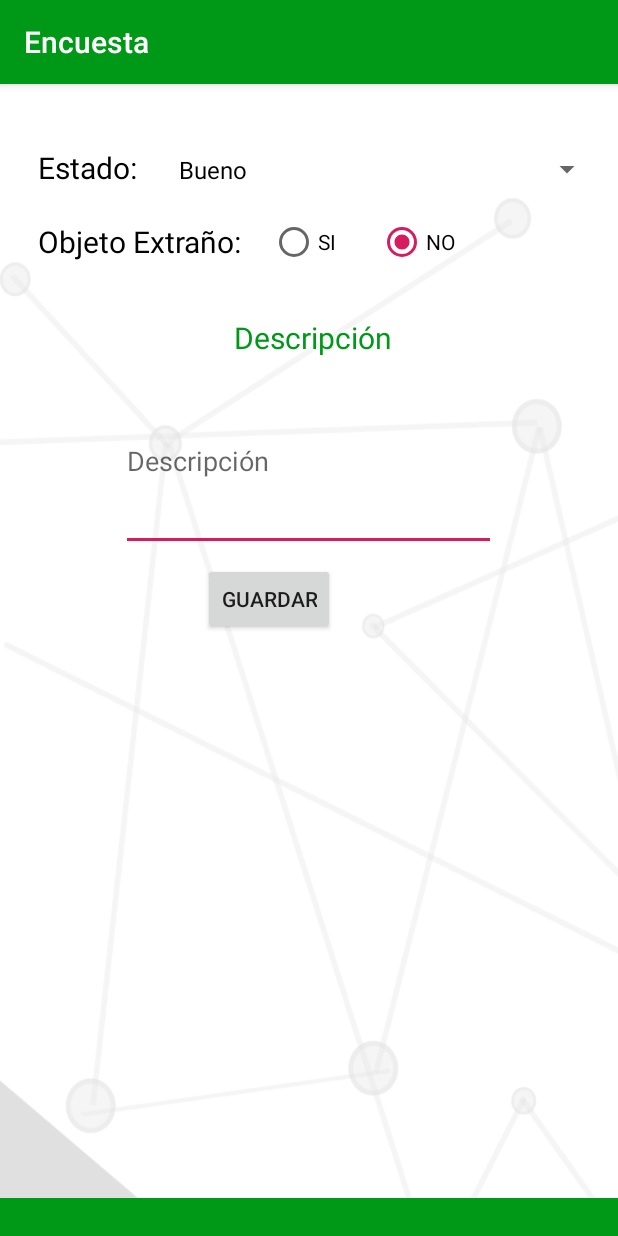
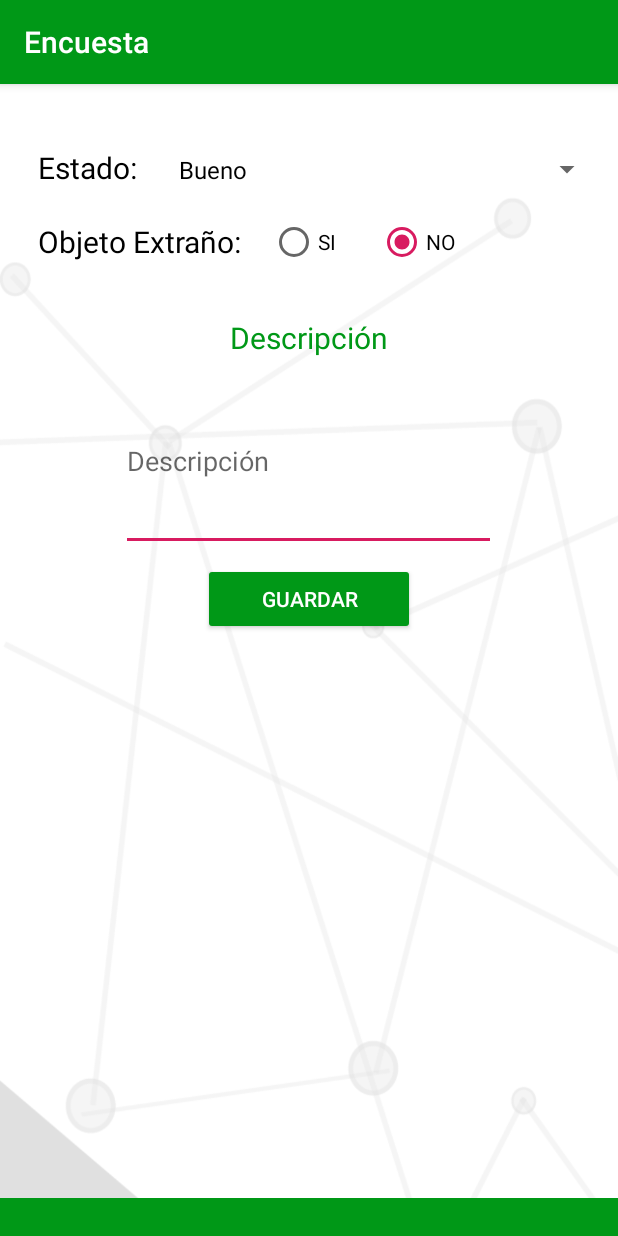
Before and after one commit to DRDTemporal/ServientregaTemporal, an Android app: the EncuestaFormulario screen opened directly, with no data from a screen before it, on a phone screen of 412 x 824 dp. Run offline under Robolectric (Android 15) with nearby library versions, the phone set to English and light mode, and no system bars; Roboto replaces fonts that are not available here.

Commit message:
todo terminado

```diff
--- a/ProjectoTemporal/app/src/main/java/software/ragp/com/projectotemporal/controllers/RiesgoFormulario.java
+++ b/ProjectoTemporal/app/src/main/java/software/ragp/com/projectotemporal/controllers/RiesgoFormulario.java
@@ -81,7 +81,7 @@ public class RiesgoFormulario extends AppCompatActivity {
     }
 
     //Método para guardar temporalmete los datos de está Activity
-    private void inputData() {
+     private void inputData() {
         TipoDeProducto.encargo.setCantidad(txtCantidad.getText().toString());
         TipoDeProducto.encargo.setEscalaDeRiesgo(String.valueOf(sbRiesgo.getProgress()));
         TipoDeProducto.encargo.setTipoRiesgo(spTipoM.getSelectedItem().toString());
--- a/ProjectoTemporal/app/src/main/res/layout/activity_encuesta_formulario.xml
+++ b/ProjectoTemporal/app/src/main/res/layout/activity_encuesta_formulario.xml
@@ -94,10 +94,13 @@
                 android:id="@+id/textView3"
                 android:layout_width="wrap_content"
                 android:layout_height="wrap_content"
-                android:layout_alignStart="@+id/txtDescripcion"
                 android:layout_alignTop="@+id/txtDescripcion"
-                android:layout_marginStart="75dp"
+                android:layout_alignParentStart="true"
+                android:layout_alignParentEnd="true"
+                android:layout_marginStart="100dp"
                 android:layout_marginTop="-36dp"
+                android:layout_marginEnd="100dp"
+                android:textAlignment="center"
                 android:text="Descripción"
                 android:textColor="@color/verdeClaro"
                 android:textSize="20dp" />
@@ -125,10 +128,14 @@
                 android:layout_width="wrap_content"
                 android:layout_height="wrap_content"
                 android:layout_alignParentStart="true"
+                android:layout_alignParentEnd="true"
                 android:layout_marginStart="135dp"
                 android:layout_marginTop="8dp"
+                android:layout_marginEnd="135dp"
                 android:layout_marginBottom="8dp"
+                android:backgroundTint="@color/verdeClaro"
                 android:text="Guardar"
+                android:textColor="@color/cardview_light_background"
                 app:layout_constraintBottom_toBottomOf="parent"
                 app:layout_constraintEnd_toEndOf="parent"
                 app:layout_constraintVertical_bias="0.57" />
```
